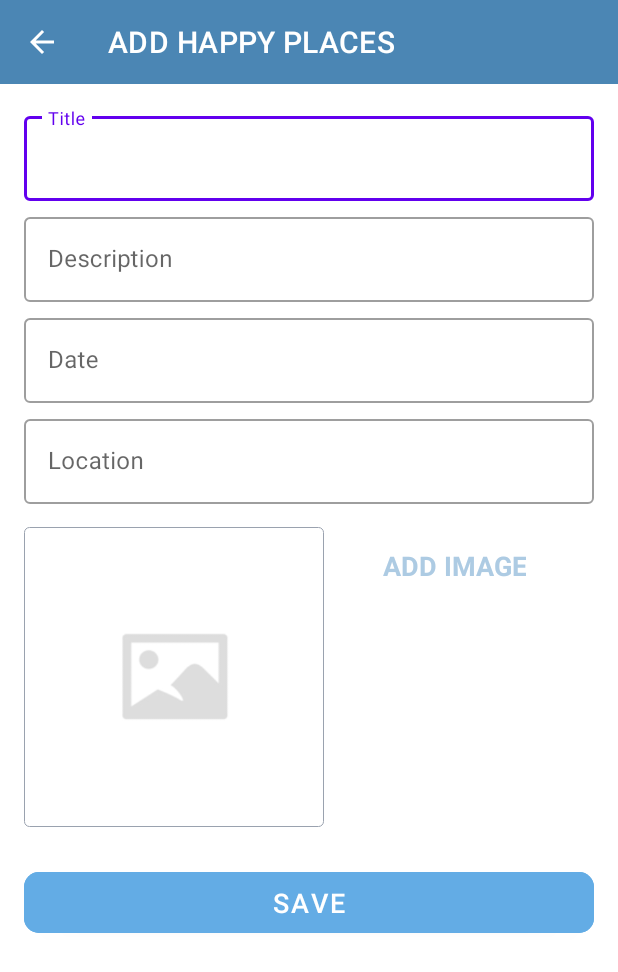
After one commit to Uwi0/HappyPlaceApp6012021, an Android app: the AddHappyPlaceActivity screen opened directly, with no data from a screen before it, on a phone screen of 412 x 824 dp. The commit adds this screen. Shown: the top 972 px of the screen. Run offline under Robolectric (Android 15) with nearby library versions, the phone set to English and light mode, and no system bars.

Commit message:
menambhakan Tanggal

```diff
--- a/app/build.gradle
+++ b/app/build.gradle
@@ -5,7 +5,7 @@ plugins {
 
 android {
     compileSdkVersion 30
-    buildToolsVersion "30.0.2"
+    buildToolsVersion "30.0.3"
 
     defaultConfig {
         applicationId "com.kakapo.happyplaces"
@@ -39,7 +39,9 @@ dependencies {
     implementation 'androidx.appcompat:appcompat:1.2.0'
     implementation 'com.google.android.material:material:1.2.1'
     implementation 'androidx.constraintlayout:constraintlayout:2.0.4'
-    testImplementation 'junit:junit:4.+'
+    testImplementation 'junit:junit:4.13.1'
     androidTestImplementation 'androidx.test.ext:junit:1.1.2'
     androidTestImplementation 'androidx.test.espresso:espresso-core:3.3.0'
+
+    //setup ui
 }
--- a/app/src/main/AndroidManifest.xml
+++ b/app/src/main/AndroidManifest.xml
@@ -9,7 +9,11 @@
         android:roundIcon="@mipmap/ic_launcher_round"
         android:supportsRtl="true"
         android:theme="@style/Theme.HappyPlaces">
-        <activity android:name=".MainActivity">
+        <activity android:name=".view.AddHappyPlaceActivity"
+            android:screenOrientation="portrait"
+            android:label="ADD HAPPY PLACES"
+            android:theme="@style/CustomNoActionBarTheme"/>
+        <activity android:name=".view.MainActivity">
             <intent-filter>
                 <action android:name="android.intent.action.MAIN" />
 
--- a/app/src/main/java/com/kakapo/happyplaces/MainActivity.kt
+++ /dev/null
@@ -1,11 +0,0 @@
-package com.kakapo.happyplaces
-
-import androidx.appcompat.app.AppCompatActivity
-import android.os.Bundle
-
-class MainActivity : AppCompatActivity() {
-    override fun onCreate(savedInstanceState: Bundle?) {
-        super.onCreate(savedInstanceState)
-        setContentView(R.layout.activity_main)
-    }
-}
--- /dev/null
+++ b/app/src/main/java/com/kakapo/happyplaces/view/AddHappyPlaceActivity.kt
@@ -0,0 +1,70 @@
+package com.kakapo.happyplaces.view
+
+import android.app.DatePickerDialog
+import androidx.appcompat.app.AppCompatActivity
+import android.os.Bundle
+import android.view.View
+import android.widget.EditText
+import androidx.appcompat.widget.Toolbar
+import com.kakapo.happyplaces.R
+import java.text.SimpleDateFormat
+import java.util.*
+
+class AddHappyPlaceActivity : AppCompatActivity(), View.OnClickListener {
+
+    private lateinit var toolbar: Toolbar
+    private lateinit var etDate: EditText
+
+    private var calendar = Calendar.getInstance()
+    private lateinit var dateSetListener: DatePickerDialog.OnDateSetListener
+
+    override fun onCreate(savedInstanceState: Bundle?) {
+        super.onCreate(savedInstanceState)
+        setContentView(R.layout.activity_add_happy_place)
+
+        toolbar = findViewById(R.id.toolbar_add_place)
+        etDate = findViewById(R.id.et_date)
+
+        setSupportActionBar(toolbar)
+        supportActionBar?.setDisplayHomeAsUpEnabled(true)
+        toolbar.setNavigationOnClickListener{
+            onBackPressed()
+        }
+
+        dateSetListener = DatePickerDialog.OnDateSetListener {
+            _,
+            year,
+            month,
+            dayOfMonth ->
+
+            calendar.set(Calendar.YEAR, year)
+            calendar.set(Calendar.MONTH, month)
+            calendar.set(Calendar.DAY_OF_MONTH, dayOfMonth)
+
+            updateDateInView()
+
+        }
+
+        etDate.setOnClickListener(this)
+    }
+
+    override fun onClick(v: View?) {
+        when(v!!.id){
+            R.id.et_date ->{
+                DatePickerDialog(
+                        this@AddHappyPlaceActivity,
+                        dateSetListener,
+                        calendar.get(Calendar.YEAR),
+                        calendar.get(Calendar.MONTH),
+                        calendar.get(Calendar.DAY_OF_MONTH)
+                ).show()
+            }
+        }
+    }
+
+    private fun updateDateInView(){
+        val myFormat = "dd.MM.yyyy"
+        val simpleDateFormat = SimpleDateFormat(myFormat, Locale.getDefault())
+        etDate.setText(simpleDateFormat.format(calendar.time).toString())
+    }
+}
--- /dev/null
+++ b/app/src/main/java/com/kakapo/happyplaces/view/MainActivity.kt
@@ -0,0 +1,25 @@
+package com.kakapo.happyplaces.view
+
+import android.content.Intent
+import androidx.appcompat.app.AppCompatActivity
+import android.os.Bundle
+import com.google.android.material.floatingactionbutton.FloatingActionButton
+import com.kakapo.happyplaces.R
+
+class MainActivity : AppCompatActivity() {
+
+    private lateinit var fabAddHappyPlace: FloatingActionButton
+
+    override fun onCreate(savedInstanceState: Bundle?) {
+        super.onCreate(savedInstanceState)
+        setContentView(R.layout.activity_main)
+
+        fabAddHappyPlace = findViewById(R.id.fab_add_happy_place)
+
+
+        fabAddHappyPlace.setOnClickListener {
+            val intent = Intent(this, AddHappyPlaceActivity::class.java)
+            startActivity(intent)
+        }
+    }
+}
--- /dev/null
+++ b/app/src/main/res/color/button_color_background.xml
@@ -0,0 +1,4 @@
+<?xml version="1.0" encoding="utf-8"?>
+<selector xmlns:android="http://schemas.android.com/apk/res/android">
+    <item android:color="@color/button_background_color"/>
+</selector>
--- /dev/null
+++ b/app/src/main/res/drawable/ic_action_add_24dp.xml
@@ -0,0 +1,6 @@
+<vector
+    android:height="24dp" android:tint="#FFFFFF"
+    android:viewportHeight="24" android:viewportWidth="24"
+    android:width="24dp" xmlns:android="http://schemas.android.com/apk/res/android">
+    <path android:fillColor="@android:color/white" android:pathData="M19,13h-6v6h-2v-6H5v-2h6V5h2v6h6v2z"/>
+</vector>
--- /dev/null
+++ b/app/src/main/res/drawable/shape_button_rounded.xml
@@ -0,0 +1,9 @@
+<?xml version="1.0" encoding="utf-8"?>
+<shape xmlns:android="http://schemas.android.com/apk/res/android"
+    android:shape="rectangle">
+
+    <solid android:color="@color/button_background_color"/>
+
+    <corners android:radius="@dimen/button_radius" />
+
+</shape>
--- /dev/null
+++ b/app/src/main/res/drawable/shape_image_view_border.xml
@@ -0,0 +1,13 @@
+<?xml version="1.0" encoding="utf-8"?>
+<shape xmlns:android="http://schemas.android.com/apk/res/android"
+    android:shape="rectangle">
+
+    <stroke
+        android:width="@dimen/image_border_stroke_size"
+        android:color="@color/secondary_text_color" />
+
+    <solid android:color="@color/white" />
+
+    <corners android:radius="@dimen/add_place_image_shape_radius" />
+
+</shape>
--- /dev/null
+++ b/app/src/main/res/layout/activity_add_happy_place.xml
@@ -0,0 +1,175 @@
+<?xml version="1.0" encoding="utf-8"?>
+<androidx.constraintlayout.widget.ConstraintLayout
+    xmlns:android="http://schemas.android.com/apk/res/android"
+    xmlns:app="http://schemas.android.com/apk/res-auto"
+    xmlns:tools="http://schemas.android.com/tools"
+    android:layout_width="match_parent"
+    android:layout_height="match_parent"
+    tools:context=".view.AddHappyPlaceActivity">
+
+    <androidx.appcompat.widget.Toolbar
+        android:id="@+id/toolbar_add_place"
+        android:layout_width="match_parent"
+        android:layout_height="?attr/actionBarSize"
+        android:background="@color/colorPrimary"
+        android:theme="@style/CustomToolbarStyle"
+        app:layout_constraintEnd_toEndOf="parent"
+        app:layout_constraintStart_toStartOf="parent"
+        app:layout_constraintTop_toTopOf="parent"/>
+
+    <ScrollView
+        android:id="@+id/sv_main"
+        android:layout_width="match_parent"
+        android:layout_height="0dp"
+        android:fillViewport="true"
+        app:layout_constraintBottom_toBottomOf="parent"
+        app:layout_constraintEnd_toEndOf="parent"
+        app:layout_constraintStart_toStartOf="parent"
+        app:layout_constraintTop_toBottomOf="@id/toolbar_add_place">
+
+        <androidx.constraintlayout.widget.ConstraintLayout
+            android:layout_width="match_parent"
+            android:layout_height="wrap_content"
+            android:padding="@dimen/main_content_padding">
+
+            <com.google.android.material.textfield.TextInputLayout
+                android:id="@+id/til_title"
+                style="@style/Widget.MaterialComponents.TextInputLayout.OutlinedBox"
+                android:layout_width="match_parent"
+                android:layout_height="wrap_content"
+                app:layout_constraintEnd_toEndOf="parent"
+                app:layout_constraintStart_toStartOf="parent"
+                app:layout_constraintTop_toTopOf="parent">
+
+                <androidx.appcompat.widget.AppCompatEditText
+                    android:id="@+id/et_title"
+                    android:layout_width="match_parent"
+                    android:layout_height="wrap_content"
+                    android:hint="@string/edit_text_hint_title"
+                    android:inputType="textCapWords"
+                    android:textColor="@color/primary_text_color"
+                    android:textColorHint="@color/secondary_text_color"
+                    android:textSize="@dimen/edit_text_text_size" />
+            </com.google.android.material.textfield.TextInputLayout>
+
+            <com.google.android.material.textfield.TextInputLayout
+                android:id="@+id/til_description"
+                style="@style/Widget.MaterialComponents.TextInputLayout.OutlinedBox"
+                android:layout_width="match_parent"
+                android:layout_height="wrap_content"
+                android:layout_marginTop="@dimen/add_screen_til_marginTop"
+                app:layout_constraintEnd_toEndOf="parent"
+                app:layout_constraintStart_toStartOf="parent"
+                app:layout_constraintTop_toBottomOf="@+id/til_title">
+
+                <androidx.appcompat.widget.AppCompatEditText
+                    android:id="@+id/et_description"
+                    android:layout_width="match_parent"
+                    android:layout_height="wrap_content"
+                    android:hint="@string/edit_text_hint_description"
+                    android:inputType="textCapSentences"
+                    android:textColor="@color/primary_text_color"
+                    android:textColorHint="@color/secondary_text_color"
+                    android:textSize="@dimen/edit_text_text_size"/>
+            </com.google.android.material.textfield.TextInputLayout>
+
+            <com.google.android.material.textfield.TextInputLayout
+                android:id="@+id/til_date"
+                style="@style/Widget.MaterialComponents.TextInputLayout.OutlinedBox"
+                android:layout_width="match_parent"
+                android:layout_height="wrap_content"
+                android:layout_marginTop="@dimen/add_screen_til_marginTop"
+                app:layout_constraintEnd_toEndOf="parent"
+                app:layout_constraintStart_toStartOf="parent"
+                app:layout_constraintTop_toBottomOf="@+id/til_description">
+
+                <androidx.appcompat.widget.AppCompatEditText
+                    android:id="@+id/et_date"
+                    android:layout_width="match_parent"
+                    android:layout_height="wrap_content"
+                    android:hint="@string/edit_text_hint_date"
+                    android:inputType="text"
+                    android:focusable="false"
+                    android:focusableInTouchMode="false"
+                    android:textColor="@color/primary_text_color"
+                    android:textColorHint="@color/secondary_text_color"
+                    android:textSize="@dimen/edit_text_text_size" />
+            </com.google.android.material.textfield.TextInputLayout>
+
+            <com.google.android.material.textfield.TextInputLayout
+                android:id="@+id/til_location"
+                style="@style/Widget.MaterialComponents.TextInputLayout.OutlinedBox"
+                android:layout_width="match_parent"
+                android:layout_height="wrap_content"
+                android:layout_marginTop="@dimen/add_screen_til_marginTop"
+                app:layout_constraintEnd_toEndOf="parent"
+                app:layout_constraintStart_toStartOf="parent"
+                app:layout_constraintTop_toBottomOf="@+id/til_date">
+
+                <androidx.appcompat.widget.AppCompatEditText
+                    android:id="@+id/et_location"
+                    android:layout_width="match_parent"
+                    android:layout_height="wrap_content"
+                    android:hint="@string/edit_text_hint_location"
+                    android:inputType="text"
+                    android:textColor="@color/primary_text_color"
+                    android:textColorHint="@color/secondary_text_color"
+                    android:textSize="@dimen/edit_text_text_size" />
+            </com.google.android.material.textfield.TextInputLayout>
+
+            <androidx.appcompat.widget.AppCompatImageView
+                android:id="@+id/iv_place_image"
+                android:layout_width="@dimen/add_screen_place_image_size"
+                android:layout_height="@dimen/add_screen_place_image_size"
+                android:layout_marginTop="@dimen/add_screen_place_image_marginTop"
+                android:background="@drawable/shape_image_view_border"
+                android:padding="@dimen/add_screen_place_image_padding"
+                android:scaleType="centerCrop"
+                android:src="@drawable/add_screen_image_placeholder"
+                app:layout_constraintEnd_toEndOf="parent"
+                app:layout_constraintHorizontal_bias="0.0"
+                app:layout_constraintStart_toStartOf="parent"
+                app:layout_constraintTop_toBottomOf="@+id/til_location" />
+
+            <TextView
+                android:id="@+id/tv_add_image"
+                android:layout_width="wrap_content"
+                android:layout_height="wrap_content"
+                android:layout_marginTop="@dimen/add_screen_text_add_image_marginTop"
+                android:background="?attr/selectableItemBackground"
+                android:gravity="center"
+                android:padding="@dimen/add_screen_text_add_image_padding"
+                android:text="@string/text_add_image"
+                android:textColor="@color/colorAccent"
+                android:textSize="@dimen/add_screen_text_add_image_textSize"
+                android:textStyle="bold"
+                app:layout_constraintBottom_toTopOf="@+id/btn_save"
+                app:layout_constraintEnd_toEndOf="parent"
+                app:layout_constraintHorizontal_bias="0.45"
+                app:layout_constraintStart_toEndOf="@+id/iv_place_image"
+                app:layout_constraintTop_toBottomOf="@+id/til_location"
+                app:layout_constraintVertical_bias="0.019" />
+
+            <Button
+                android:id="@+id/btn_save"
+                android:layout_width="match_parent"
+                android:layout_height="wrap_content"
+                android:layout_gravity="center"
+                android:layout_marginTop="@dimen/add_screen_btn_save_marginTop"
+                android:backgroundTint="@color/button_background_color"
+                android:gravity="center"
+                android:paddingTop="@dimen/add_screen_btn_save_paddingTopBottom"
+                android:paddingBottom="@dimen/add_screen_btn_save_paddingTopBottom"
+                android:text="@string/btn_text_save"
+                android:textColor="@color/white"
+                android:textSize="@dimen/btn_text_size"
+                app:cornerRadius="@dimen/button_radius"
+                app:layout_constraintEnd_toEndOf="parent"
+                app:layout_constraintStart_toStartOf="parent"
+                app:layout_constraintTop_toBottomOf="@+id/iv_place_image" />
+
+        </androidx.constraintlayout.widget.ConstraintLayout>
+
+    </ScrollView>
+
+</androidx.constraintlayout.widget.ConstraintLayout>
--- a/app/src/main/res/layout/activity_main.xml
+++ b/app/src/main/res/layout/activity_main.xml
@@ -1,18 +1,19 @@
 <?xml version="1.0" encoding="utf-8"?>
-<androidx.constraintlayout.widget.ConstraintLayout xmlns:android="http://schemas.android.com/apk/res/android"
+<FrameLayout
+    xmlns:android="http://schemas.android.com/apk/res/android"
     xmlns:app="http://schemas.android.com/apk/res-auto"
     xmlns:tools="http://schemas.android.com/tools"
     android:layout_width="match_parent"
     android:layout_height="match_parent"
-    tools:context=".MainActivity">
+    tools:context=".view.MainActivity">
 
-    <TextView
+    <com.google.android.material.floatingactionbutton.FloatingActionButton
+        android:id="@+id/fab_add_happy_place"
         android:layout_width="wrap_content"
         android:layout_height="wrap_content"
-        android:text="Hello World!"
-        app:layout_constraintBottom_toBottomOf="parent"
-        app:layout_constraintLeft_toLeftOf="parent"
-        app:layout_constraintRight_toRightOf="parent"
-        app:layout_constraintTop_toTopOf="parent" />
+        android:layout_margin="@dimen/fab_margin"
+        android:contentDescription="@string/add"
+        android:layout_gravity="bottom|end"
+        app:srcCompat="@drawable/ic_action_add_24dp" />
 
-</androidx.constraintlayout.widget.ConstraintLayout>
+</FrameLayout>
--- a/app/src/main/res/values-night/themes.xml
+++ b/app/src/main/res/values-night/themes.xml
@@ -2,9 +2,9 @@
     <!-- Base application theme. -->
     <style name="Theme.HappyPlaces" parent="Theme.MaterialComponents.DayNight.DarkActionBar">
         <!-- Primary brand color. -->
-        <item name="colorPrimary">@color/purple_200</item>
-        <item name="colorPrimaryVariant">@color/purple_700</item>
-        <item name="colorOnPrimary">@color/black</item>
+        <item name="colorPrimary">@color/colorPrimary</item>
+        <item name="colorPrimaryVariant">@color/colorPrimaryDark</item>
+        <item name="colorOnPrimary">@color/colorAccent</item>
         <!-- Secondary brand color. -->
         <item name="colorSecondary">@color/teal_200</item>
         <item name="colorSecondaryVariant">@color/teal_200</item>
--- a/app/src/main/res/values/colors.xml
+++ b/app/src/main/res/values/colors.xml
@@ -7,4 +7,12 @@
     <color name="teal_700">#FF018786</color>
     <color name="black">#FF000000</color>
     <color name="white">#FFFFFFFF</color>
+
+    <color name="colorPrimary">#4b86b4</color>
+    <color name="colorPrimaryDark">#2a4d69</color>
+    <color name="colorAccent">#adcbe3</color>
+    <color name="primary_text_color">#212121</color>
+    <color name="secondary_text_color">#9AA2AF</color>
+    <color name="button_background_color">#63ace5</color>
+
 </resources>
--- /dev/null
+++ b/app/src/main/res/values/dimens.xml
@@ -0,0 +1,19 @@
+<?xml version="1.0" encoding="utf-8"?>
+<resources>
+    <dimen name="fab_margin">16dp</dimen>
+    <dimen name="main_content_padding">16dp</dimen>
+    <dimen name="edit_text_text_size">16sp</dimen>
+    <dimen name="add_screen_til_marginTop">5dp</dimen>
+    <dimen name="add_screen_place_image_size">200dp</dimen>
+    <dimen name="add_screen_place_image_marginTop">15dp</dimen>
+    <dimen name="add_place_image_shape_radius">3dp</dimen>
+    <dimen name="add_screen_place_image_padding">10dp</dimen>
+    <dimen name="add_screen_text_add_image_marginTop">15dp</dimen>
+    <dimen name="add_screen_text_add_image_padding">10dp</dimen>
+    <dimen name="add_screen_text_add_image_textSize">18sp</dimen>
+    <dimen name="add_screen_btn_save_marginTop">24dp</dimen>
+    <dimen name="button_radius">10dp</dimen>
+    <dimen name="add_screen_btn_save_paddingTopBottom">8dp</dimen>
+    <dimen name="btn_text_size">18sp</dimen>
+    <dimen name="image_border_stroke_size">0.5dp</dimen>
+</resources>
--- a/app/src/main/res/values/strings.xml
+++ b/app/src/main/res/values/strings.xml
@@ -1,3 +1,10 @@
 <resources>
     <string name="app_name">Happy Places</string>
+    <string name="add">add</string>
+    <string name="edit_text_hint_title">Title</string>
+    <string name="edit_text_hint_description">Description</string>
+    <string name="edit_text_hint_date">Date</string>
+    <string name="edit_text_hint_location">Location</string>
+    <string name="text_add_image">ADD IMAGE</string>
+    <string name="btn_text_save">SAVE</string>
 </resources>
--- a/app/src/main/res/values/themes.xml
+++ b/app/src/main/res/values/themes.xml
@@ -2,9 +2,9 @@
     <!-- Base application theme. -->
     <style name="Theme.HappyPlaces" parent="Theme.MaterialComponents.DayNight.DarkActionBar">
         <!-- Primary brand color. -->
-        <item name="colorPrimary">@color/purple_500</item>
-        <item name="colorPrimaryVariant">@color/purple_700</item>
-        <item name="colorOnPrimary">@color/white</item>
+        <item name="colorPrimary">@color/colorPrimary</item>
+        <item name="colorPrimaryVariant">@color/colorPrimaryDark</item>
+        <item name="colorOnPrimary">@color/colorAccent</item>
         <!-- Secondary brand color. -->
         <item name="colorSecondary">@color/teal_200</item>
         <item name="colorSecondaryVariant">@color/teal_700</item>
@@ -13,4 +13,15 @@
         <item name="android:statusBarColor" tools:targetApi="l">?attr/colorPrimaryVariant</item>
         <!-- Customize your theme here. -->
     </style>
+
+    <style name="CustomNoActionBarTheme" parent="@style/Theme.MaterialComponents.Light.NoActionBar">
+        <item name="android:statusBarColor">@color/colorPrimaryDark</item>
+    </style>
+
+    <style name="CustomToolbarStyle">
+        <item name="android:textColorPrimary">@color/white</item>
+        <item name="android:colorControlNormal">@color/white</item>
+    </style>
+
+
 </resources>
--- a/build.gradle
+++ b/build.gradle
@@ -1,6 +1,6 @@
 // Top-level build file where you can add configuration options common to all sub-projects/modules.
 buildscript {
-    ext.kotlin_version = "1.4.21"
+    ext.kotlin_version = "1.4.20"
     repositories {
         google()
         jcenter()
```
Also changed, not shown: app/src/main/res/drawable/add_screen_image_placeholder.png (added), gradle/wrapper/gradle-wrapper.properties.
